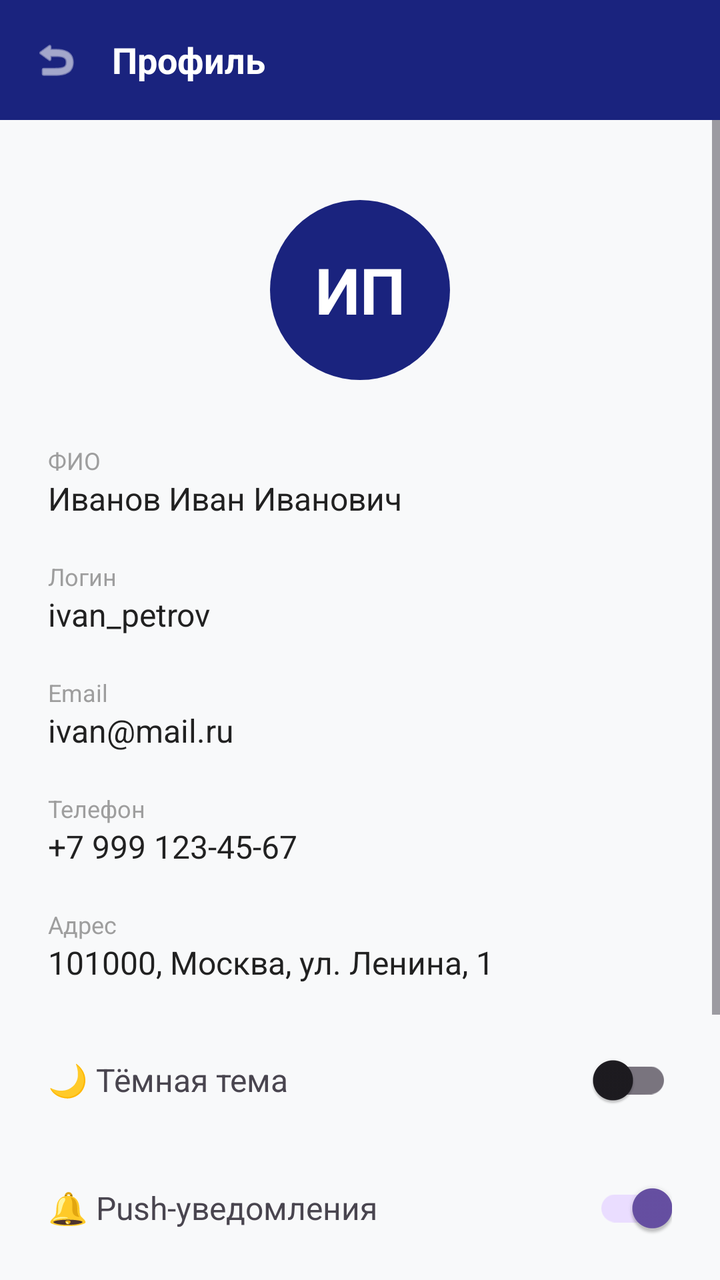
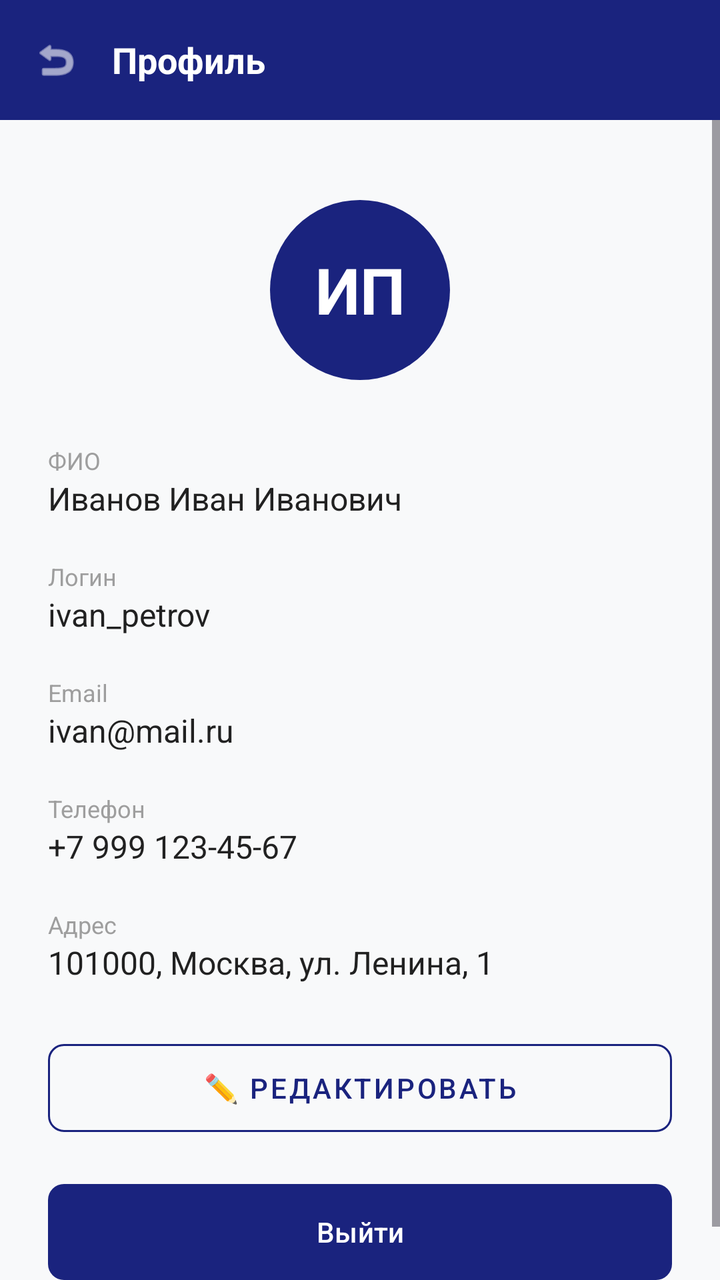

Two renders of the same Android screen: before a commit and after it. Below are the layout's source before the change and the commit's diff.
<!-- AndroidManifest.xml: application theme Theme.Gruz -->
<!-- res/layout/activity_profile.xml -->
<?xml version="1.0" encoding="utf-8"?>
<LinearLayout xmlns:android="http://schemas.android.com/apk/res/android"
    xmlns:app="http://schemas.android.com/apk/res-auto"
    android:layout_width="match_parent"
    android:layout_height="match_parent"
    android:orientation="vertical"
    android:background="#F8F9FA">

    
    <LinearLayout
        android:layout_width="match_parent"
        android:layout_height="60dp"
        android:background="#1A237E"
        android:gravity="center_vertical"
        android:paddingHorizontal="16dp">

        <ImageView
            android:id="@+id/btnBack"
            android:layout_width="24dp"
            android:layout_height="24dp"
            android:src="@android:drawable/ic_menu_revert"
            app:tint="#FFFFFF" />

        <TextView
            android:layout_width="wrap_content"
            android:layout_height="wrap_content"
            android:layout_marginStart="16dp"
            android:text="Профиль"
            android:textColor="#FFFFFF"
            android:textSize="18sp"
            android:textStyle="bold"/>
    </LinearLayout>
    <ScrollView
        android:layout_width="match_parent"
        android:layout_height="match_parent">

        <LinearLayout
            android:layout_width="match_parent"
            android:layout_height="wrap_content"
            android:orientation="vertical"
            android:padding="24dp">
            <TextView
                android:layout_width="90dp"
                android:layout_height="90dp"
                android:layout_gravity="center_horizontal"
                android:layout_marginTop="16dp"
                android:layout_marginBottom="32dp"
                android:background="@drawable/bg_circle_blue"
                android:gravity="center"
                android:text="ИП"
                android:textColor="#FFFFFF"
                android:textSize="32sp"
                android:textStyle="bold" />
            <TextView android:layout_width="wrap_content" android:layout_height="wrap_content" android:text="ФИО" android:textColor="#9E9E9E" android:textSize="12sp"/>
            <TextView android:id="@+id/tvProfileFio" android:layout_width="match_parent" android:layout_height="wrap_content" android:text="Иванов Иван Иванович" android:textColor="#212121" android:textSize="16sp" android:layout_marginBottom="20dp"/>
            <TextView android:layout_width="wrap_content" android:layout_height="wrap_content" android:text="Логин" android:textColor="#9E9E9E" android:textSize="12sp"/>
            <TextView android:id="@+id/tvProfileLogin" android:layout_width="match_parent" android:layout_height="wrap_content" android:text="ivan_petrov" android:textColor="#212121" android:textSize="16sp" android:layout_marginBottom="20dp"/>
            <TextView android:layout_width="wrap_content" android:layout_height="wrap_content" android:text="Email" android:textColor="#9E9E9E" android:textSize="12sp"/>
            <TextView android:id="@+id/tvProfileEmail" android:layout_width="match_parent" android:layout_height="wrap_content" android:text="ivan@mail.ru" android:textColor="#212121" android:textSize="16sp" android:layout_marginBottom="20dp"/>
            <TextView android:layout_width="wrap_content" android:layout_height="wrap_content" android:text="Телефон" android:textColor="#9E9E9E" android:textSize="12sp"/>
            <TextView android:id="@+id/tvProfilePhone" android:layout_width="match_parent" android:layout_height="wrap_content" android:text="+7 999 123-45-67" android:textColor="#212121" android:textSize="16sp" android:layout_marginBottom="20dp"/>
            <TextView android:layout_width="wrap_content" android:layout_height="wrap_content" android:text="Адрес" android:textColor="#9E9E9E" android:textSize="12sp"/>
            <TextView android:id="@+id/tvProfileAddress" android:layout_width="match_parent" android:layout_height="wrap_content" android:text="101000, Москва, ул. Ленина, 1" android:textColor="#212121" android:textSize="16sp" android:layout_marginBottom="24dp"/>
            <LinearLayout android:layout_width="match_parent" android:layout_height="wrap_content" android:orientation="horizontal" android:gravity="center_vertical" android:layout_marginBottom="16dp">
                <TextView android:layout_width="0dp" android:layout_height="wrap_content" android:layout_weight="1" android:text="🌙 Тёмная тема" android:textSize="16sp"/>
                <com.google.android.material.switchmaterial.SwitchMaterial android:layout_width="wrap_content" android:layout_height="wrap_content"/>
            </LinearLayout>
            <LinearLayout android:layout_width="match_parent" android:layout_height="wrap_content" android:orientation="horizontal" android:gravity="center_vertical" android:layout_marginBottom="32dp">
                <TextView android:layout_width="0dp" android:layout_height="wrap_content" android:layout_weight="1" android:text="🔔 Push-уведомления" android:textSize="16sp"/>
                <com.google.android.material.switchmaterial.SwitchMaterial android:layout_width="wrap_content" android:layout_height="wrap_content" android:checked="true"/>
            </LinearLayout>
            <com.google.android.material.button.MaterialButton
                android:id="@+id/btnEditProfile"
                style="@style/Widget.MaterialComponents.Button.OutlinedButton"
                android:layout_width="match_parent"
                android:layout_height="56dp"
                android:text="✏️ Редактировать"
                android:textColor="#1A237E"
                app:strokeColor="#1A237E"
                app:cornerRadius="8dp"
                android:layout_marginBottom="16dp"/>
            <com.google.android.material.button.MaterialButton
                android:id="@+id/btnLogout"
                android:layout_width="match_parent"
                android:layout_height="56dp"
                android:text="Выйти"
                app:backgroundTint="#1A237E"
                app:cornerRadius="8dp"/>
        </LinearLayout>
    </ScrollView>
</LinearLayout>
<!-- resources referenced by this layout -->
<resources>
  <!-- drawable bg_circle_blue (drawable) -->
  <?xml version="1.0" encoding="utf-8"?>
  <shape xmlns:android="http://schemas.android.com/apk/res/android" android:shape="oval">
      <solid android:color="#1A237E"/>
  </shape>
  <style name="Theme.Gruz" parent="Base.Theme.Gruz" />
  <style name="Base.Theme.Gruz" parent="Theme.Material3.DayNight.NoActionBar">
          
          
      </style>
</resources>

<!-- the commit's change to res/layout/activity_profile.xml (unified diff, before → after) -->
@@ -61,14 +61,6 @@
             <TextView android:id="@+id/tvProfilePhone" android:layout_width="match_parent" android:layout_height="wrap_content" android:text="+7 999 123-45-67" android:textColor="#212121" android:textSize="16sp" android:layout_marginBottom="20dp"/>
             <TextView android:layout_width="wrap_content" android:layout_height="wrap_content" android:text="Адрес" android:textColor="#9E9E9E" android:textSize="12sp"/>
             <TextView android:id="@+id/tvProfileAddress" android:layout_width="match_parent" android:layout_height="wrap_content" android:text="101000, Москва, ул. Ленина, 1" android:textColor="#212121" android:textSize="16sp" android:layout_marginBottom="24dp"/>
-            <LinearLayout android:layout_width="match_parent" android:layout_height="wrap_content" android:orientation="horizontal" android:gravity="center_vertical" android:layout_marginBottom="16dp">
-                <TextView android:layout_width="0dp" android:layout_height="wrap_content" android:layout_weight="1" android:text="🌙 Тёмная тема" android:textSize="16sp"/>
-                <com.google.android.material.switchmaterial.SwitchMaterial android:layout_width="wrap_content" android:layout_height="wrap_content"/>
-            </LinearLayout>
-            <LinearLayout android:layout_width="match_parent" android:layout_height="wrap_content" android:orientation="horizontal" android:gravity="center_vertical" android:layout_marginBottom="32dp">
-                <TextView android:layout_width="0dp" android:layout_height="wrap_content" android:layout_weight="1" android:text="🔔 Push-уведомления" android:textSize="16sp"/>
-                <com.google.android.material.switchmaterial.SwitchMaterial android:layout_width="wrap_content" android:layout_height="wrap_content" android:checked="true"/>
-            </LinearLayout>
             <com.google.android.material.button.MaterialButton
                 android:id="@+id/btnEditProfile"
                 style="@style/Widget.MaterialComponents.Button.OutlinedButton"
